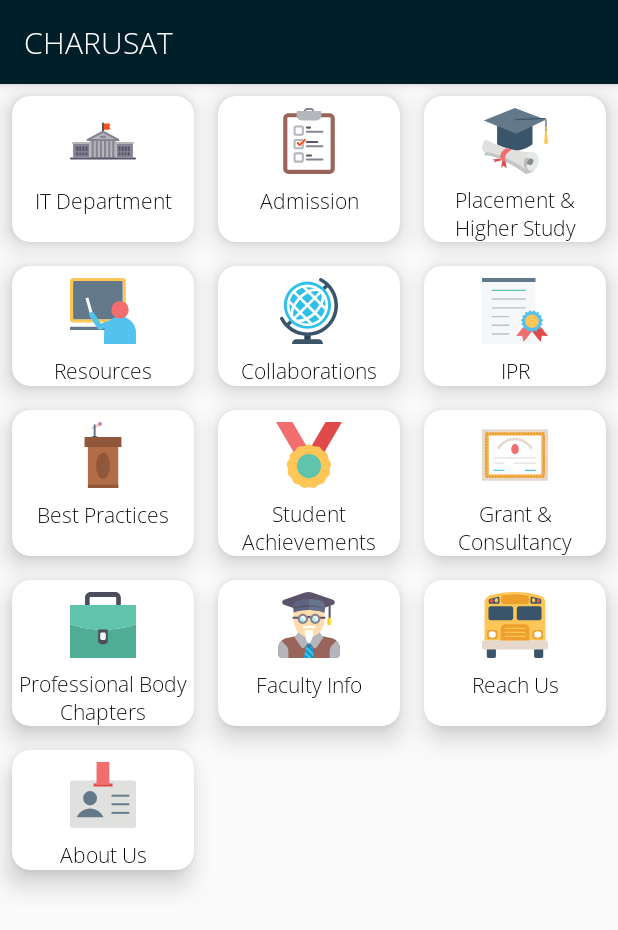
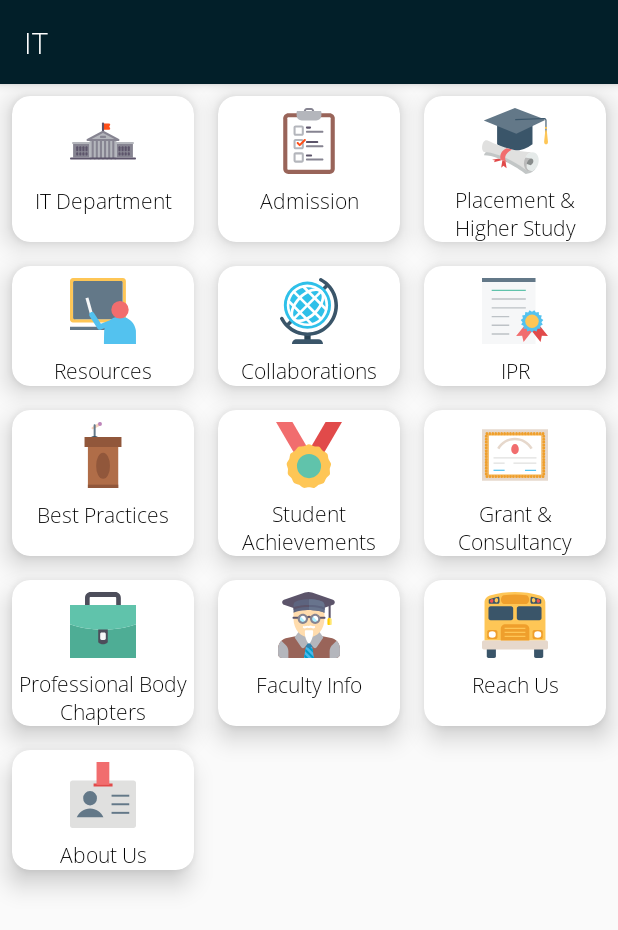
Before and after one commit to umangjpatel/CHARUSAT, an Android app: the InfoListFragment screen opened directly, with no data from a screen before it, on a phone screen of 412 x 824 dp. Shown: the top 930 px of the screen. Run offline under Robolectric (Android 15) with nearby library versions, the phone set to English and light mode, and no system bars; 1 statement that could not run was skipped.

Commit message:
Fixed activity navigation bug

```diff
--- a/app/src/main/java/in/ac/charusat/charusat/fragments/TableInfoView.java
+++ b/app/src/main/java/in/ac/charusat/charusat/fragments/TableInfoView.java
@@ -74,9 +74,9 @@
                 mContentArray.add("3101424");
                 mContentArray.add("2016-17");
                 mContentArray.add("3101403");
-                mContentArray.add("31010490");
+                mContentArray.add("3101490");
                 mContentArray.add("2015-16");
-                mContentArray.add("31010634");
+                mContentArray.add("3101634");
                 mContentArray.add("3101734");
                 mContentArray.add("2014-15");
                 mContentArray.add("3101375");
--- a/app/src/main/res/layout/fragment_detail.xml
+++ b/app/src/main/res/layout/fragment_detail.xml
@@ -14,7 +14,8 @@
             android:layout_height="?attr/actionBarSize"
             android:background="?attr/colorPrimary"
             app:layout_scrollFlags="snap"
-            app:title="@string/app_name"
+            app:navigationIcon="@drawable/ic_arrow_back"
+            app:title="IT"
             app:titleTextColor="@android:color/white" />
 
     </android.support.design.widget.AppBarLayout>
--- a/app/src/main/res/layout/fragment_info_list.xml
+++ b/app/src/main/res/layout/fragment_info_list.xml
@@ -15,7 +15,7 @@
             android:layout_height="?attr/actionBarSize"
             android:background="?attr/colorPrimary"
             app:layout_scrollFlags="snap"
-            app:title="@string/app_name"
+            app:title="IT"
             app:titleTextColor="@android:color/white" />
 
     </android.support.design.widget.AppBarLayout>
--- a/app/src/main/res/values/strings.xml
+++ b/app/src/main/res/values/strings.xml
@@ -31,6 +31,7 @@
     <string name="how_to_reach">Reach Us</string>
     <string name="about_us">About Us</string>
     <string name="btnOK">Submit</string>
+
     <string name="toggle_content_description">Click to expand</string>
 
     <string name="vision">Vision</string>
--- a/app/src/main/res/values/styles.xml
+++ b/app/src/main/res/values/styles.xml
@@ -7,6 +7,8 @@
         <item name="colorPrimaryDark">@color/colorPrimaryDark</item>
         <item name="colorAccent">@color/colorAccent</item>
         <item name="android:fontFamily">@font/open_sans</item>
+        <item name="android:windowEnableSplitTouch">false</item>
+        <item name="android:splitMotionEvents">false</item>
     </style>
 
 </resources>
```
Also changed, not shown: app/src/main/res/drawable/ic_arrow_back.xml (added, +11 -0 lines).
